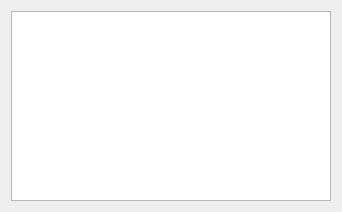
This is Desc_pdialog.ui in lincolningaroca/SWDataMonitoreo as Qt 5 draws it before an edit. The edited form follows.
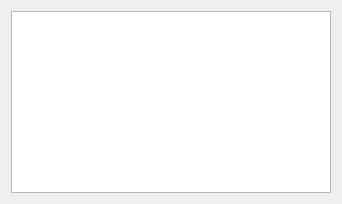
This is the edited form.

Diff of the .ui file:
```diff
--- a/Desc_pdialog.ui
+++ b/Desc_pdialog.ui
@@ -7,7 +7,7 @@
     <x>0</x>
     <y>0</y>
     <width>342</width>
-    <height>212</height>
+    <height>204</height>
    </rect>
   </property>
   <property name="windowTitle">
```
